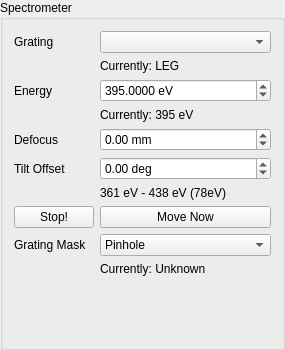
The window that source/ui/REIXS/REIXSXESSpectrometerControlEditor.ui (acquaman/acquaman) describes before a commit, drawn with Qt 5.
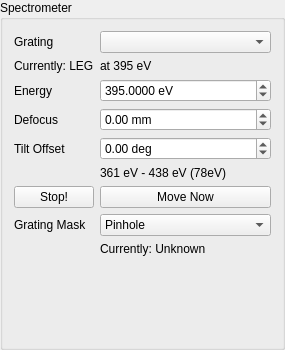
The same window after the commit. Icons and pictures are not drawn.

Commit message:
Add min/max limits to `energySpinBox` on spectrometerControlEditior to enforce existant `eVRangeMin`/`eVRangeMax`, in the spectrometerCalibration class, based on selected grating to avoid commanding the spectromter to move to unreachable energies, as the limit switches do not require further feild testing.
Closes issue #679

Diff of the .ui file:
```diff
--- a/source/ui/REIXS/REIXSXESSpectrometerControlEditor.ui
+++ b/source/ui/REIXS/REIXSXESSpectrometerControlEditor.ui
@@ -30,21 +30,14 @@
    <item row="0" column="1">
     <widget class="QComboBox" name="gratingSelectorBox"/>
    </item>
-   <item row="1" column="1">
-    <widget class="QLabel" name="gratingFeedbackLabel">
-     <property name="text">
-      <string>Currently: LEG</string>
-     </property>
-    </widget>
-   </item>
-   <item row="2" column="0">
+   <item row="3" column="0">
     <widget class="QLabel" name="labelEnergy">
      <property name="text">
       <string>Energy</string>
      </property>
     </widget>
    </item>
-   <item row="2" column="1">
+   <item row="3" column="1">
     <widget class="QDoubleSpinBox" name="energyBox">
      <property name="sizePolicy">
       <sizepolicy hsizetype="Preferred" vsizetype="Fixed">
@@ -69,21 +62,14 @@
      </property>
     </widget>
    </item>
-   <item row="3" column="1">
-    <widget class="QLabel" name="energyFeedbackLabel">
-     <property name="text">
-      <string>Currently: 395 eV</string>
-     </property>
-    </widget>
-   </item>
-   <item row="4" column="0">
+   <item row="5" column="0">
     <widget class="QLabel" name="labelDefocus">
      <property name="text">
       <string>Defocus</string>
      </property>
     </widget>
    </item>
-   <item row="4" column="1">
+   <item row="5" column="1">
     <widget class="QDoubleSpinBox" name="defocusOffsetBox">
      <property name="sizePolicy">
       <sizepolicy hsizetype="Preferred" vsizetype="Fixed">
@@ -102,14 +88,14 @@
      </property>
     </widget>
    </item>
-   <item row="5" column="0">
+   <item row="6" column="0">
     <widget class="QLabel" name="labelTiltOffset">
      <property name="text">
       <string>Tilt Offset</string>
      </property>
     </widget>
    </item>
-   <item row="5" column="1">
+   <item row="6" column="1">
     <widget class="QDoubleSpinBox" name="tiltOffsetBox">
      <property name="sizePolicy">
       <sizepolicy hsizetype="Preferred" vsizetype="Fixed">
@@ -128,14 +114,14 @@
      </property>
     </widget>
    </item>
-   <item row="6" column="1">
+   <item row="7" column="1">
     <widget class="QLabel" name="energyRangeLabel">
      <property name="text">
       <string>361 eV - 438 eV (78eV)</string>
      </property>
     </widget>
    </item>
-   <item row="7" column="0">
+   <item row="8" column="0">
     <widget class="QPushButton" name="stopButton">
      <property name="text">
       <string>Stop!</string>
@@ -146,7 +132,7 @@
      </property>
     </widget>
    </item>
-   <item row="7" column="1">
+   <item row="8" column="1">
     <widget class="QPushButton" name="moveNowButton">
      <property name="text">
       <string>Move Now</string>
@@ -157,14 +143,14 @@
      </property>
     </widget>
    </item>
-   <item row="9" column="0">
+   <item row="10" column="0">
     <widget class="QLabel" name="label">
      <property name="text">
       <string>Grating Mask</string>
      </property>
     </widget>
    </item>
-   <item row="9" column="1">
+   <item row="10" column="1">
     <widget class="QComboBox" name="maskComboBox">
      <item>
       <property name="text">
@@ -183,13 +169,27 @@
      </item>
     </widget>
    </item>
-   <item row="10" column="1">
+   <item row="11" column="1">
     <widget class="QLabel" name="maskFeedbackLabel">
      <property name="text">
       <string>Currently: Unknown</string>
      </property>
     </widget>
    </item>
+   <item row="2" column="0">
+    <widget class="QLabel" name="gratingFeedbackLabel">
+     <property name="text">
+      <string>Currently: LEG</string>
+     </property>
+    </widget>
+   </item>
+   <item row="2" column="1">
+    <widget class="QLabel" name="energyFeedbackLabel">
+     <property name="text">
+      <string>at 395 eV</string>
+     </property>
+    </widget>
+   </item>
   </layout>
  </widget>
  <resources>
```
Left out of the diff: 21 changed lines with no effect on the pictures. The commit also changes 1 other file.
